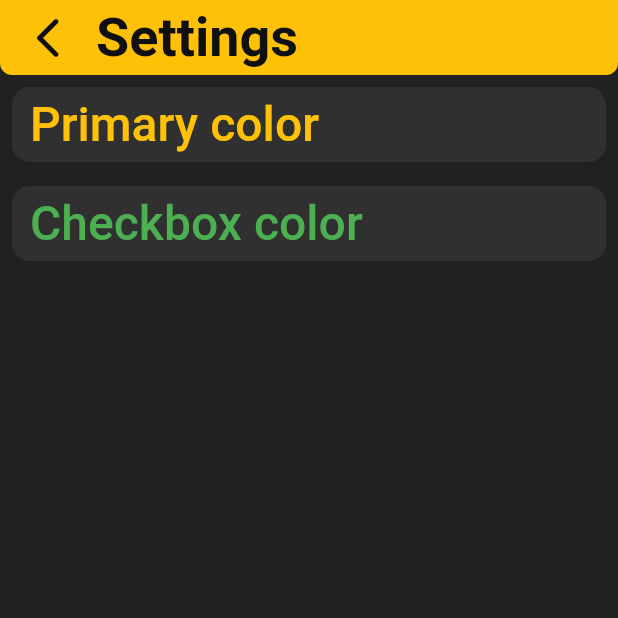
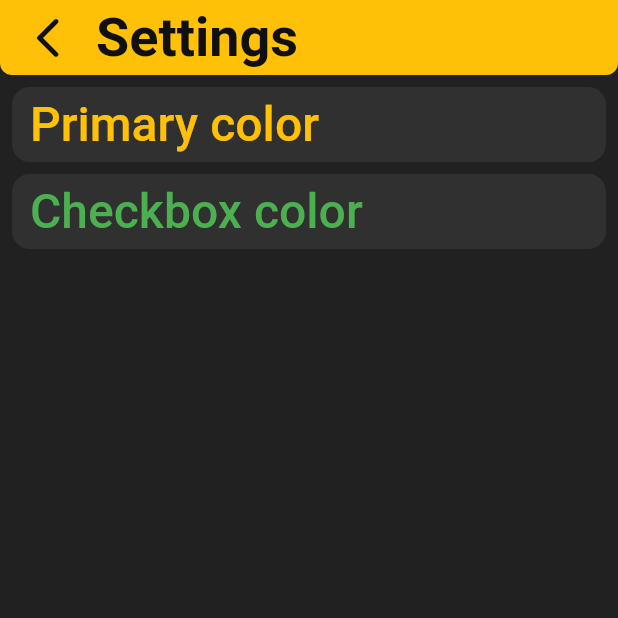
Before and after one commit to BluStudios2021/to_do_app, a Flutter app: the Settings screen opened directly, on a phone screen of 412 x 824 dp, the top half of it. Run offline on Flutter 3.47's test engine with Material 2 defaults, Android fonts, the phone set to English and light mode, and no system bars; our stand-ins replace hive, hive_flutter; accounts and stored records are empty; statements that could not run were skipped.

Commit message:
fixed padding, animation

```diff
--- a/lib/settings.dart
+++ b/lib/settings.dart
@@ -138,7 +138,11 @@ class _SettingsState extends State<Settings> with TickerProviderStateMixin {
       body: Column(
         children: [
           Container(
-            margin: const EdgeInsets.all(8.0),
+            margin: const EdgeInsets.only(
+              left: 8.0,
+              top: 8.0,
+              right: 8.0,
+            ),
             decoration: BoxDecoration(
               color: CustomTheme.taskBox(),
               borderRadius: BorderRadius.circular(12.0),
@@ -275,16 +279,20 @@ class _SettingsState extends State<Settings> with TickerProviderStateMixin {
               ),
             ),
           ),
-          AnimatedSize(
-            duration: const Duration(milliseconds: 200),
-            reverseDuration: const Duration(milliseconds: 200),
-            alignment: Alignment.topRight,
-            child: Container(
-              margin: const EdgeInsets.all(8.0),
-              decoration: BoxDecoration(
-                color: CustomTheme.taskBox(),
-                borderRadius: BorderRadius.circular(12.0),
-              ),
+          Container(
+            margin: const EdgeInsets.only(
+              left: 8.0,
+              top: 8.0,
+              right: 8.0,
+            ),
+            decoration: BoxDecoration(
+              color: CustomTheme.taskBox(),
+              borderRadius: BorderRadius.circular(12.0),
+            ),
+            child: AnimatedSize(
+              duration: const Duration(milliseconds: 200),
+              reverseDuration: const Duration(milliseconds: 200),
+              alignment: Alignment.topRight,
               child: Column(
                 crossAxisAlignment: CrossAxisAlignment.end,
                 mainAxisSize: MainAxisSize.min,
```
